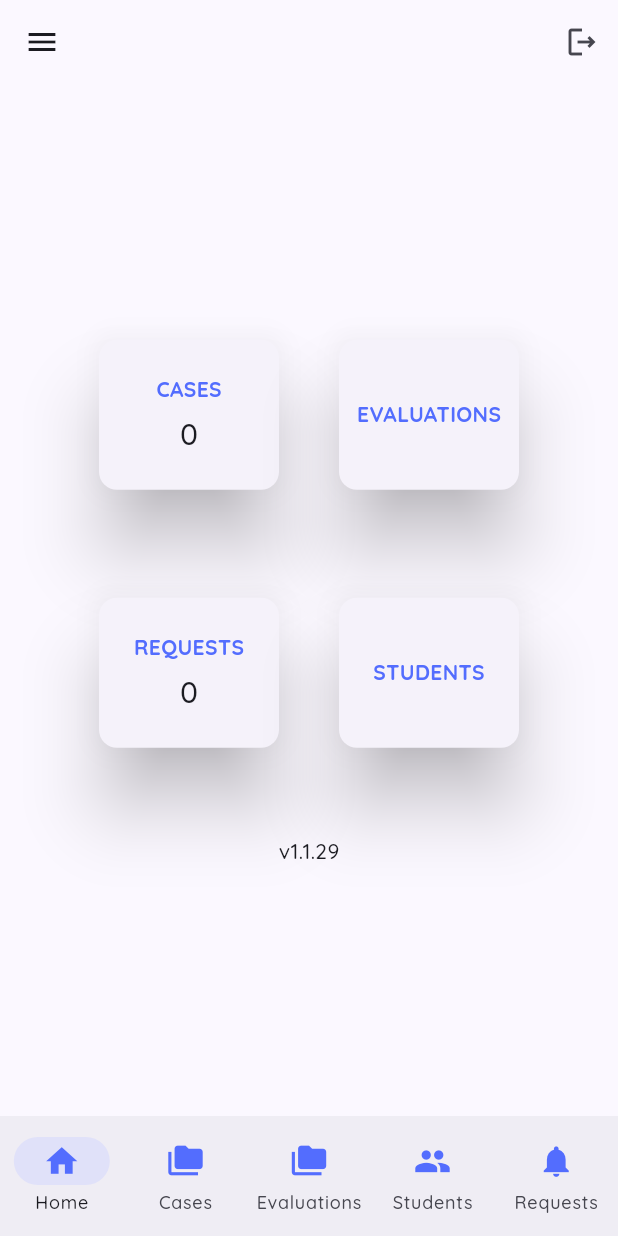
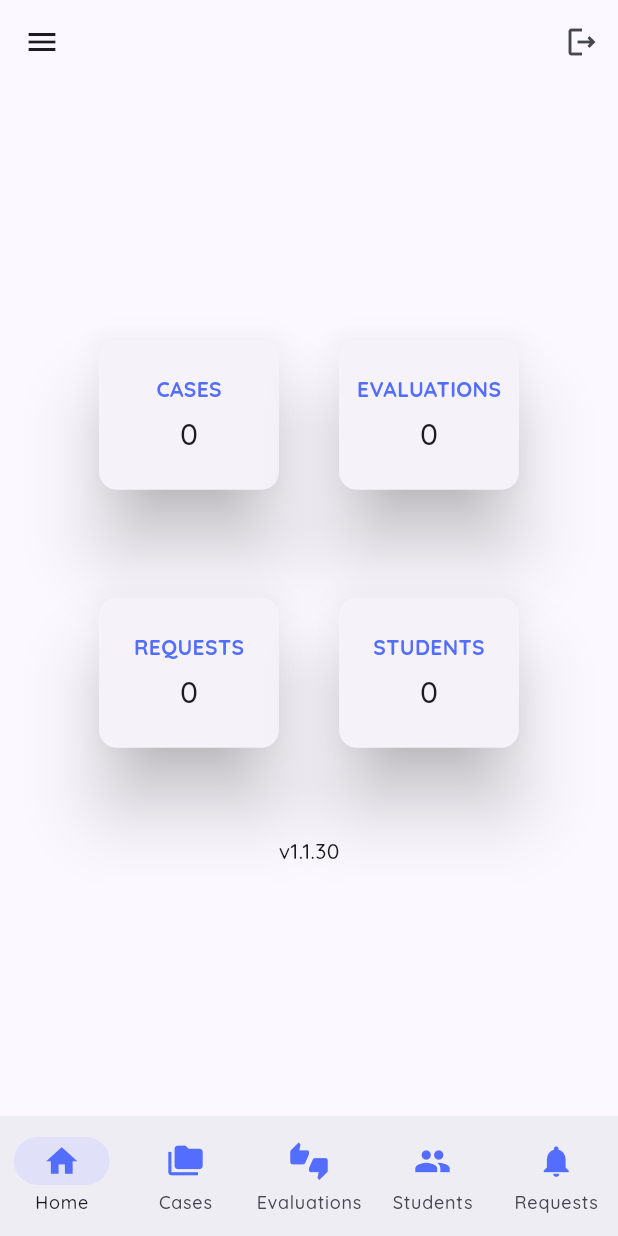
Before and after one commit to johninquest/smapp, a Flutter app: the HomePage screen opened directly, on a phone screen of 412 x 824 dp. Run offline on Flutter 3.47's test engine with Material 2 defaults, Android fonts, the phone set to English and light mode, and no system bars; our stand-ins replace package_info_plus, shared_preferences, supabase_flutter; accounts and stored records are empty.

Commit message:
a few minor improvements

```diff
--- a/lib/pages/bottom_nav_bar.dart
+++ b/lib/pages/bottom_nav_bar.dart
@@ -46,7 +46,7 @@ class _BottomNavBarState extends State<BottomNavBar> {
             label: 'Cases'),
         NavigationDestination(
             icon: Icon(
-              Icons.folder_copy,
+              Icons.thumbs_up_down,
               color: primaryColor,
               size: 25.0,
             ),
--- a/lib/pages/home.dart
+++ b/lib/pages/home.dart
@@ -17,6 +17,7 @@ class HomePage extends StatelessWidget {
 
   @override
   Widget build(BuildContext context) {
+    SupabaseService().tableSize('students');
     return Scaffold(
       appBar: AppBar(
         title: const Text(''),
@@ -79,7 +80,9 @@ class _HomeDashBoardState extends State<HomeDashBoard> {
                         SizedBox(
                           height: 5.0,
                         ),
-                        CasesTableSize()
+                        TableSize(
+                          tableName: 'cases',
+                        )
                       ],
                     )),
               ),
@@ -94,10 +97,21 @@ class _HomeDashBoardState extends State<HomeDashBoard> {
                     padding: const EdgeInsets.all(3.0),
                     height: 100,
                     width: 120,
-                    child: Text(
-                      'evaluations'.toUpperCase(),
-                      style: const TextStyle(
-                          color: primaryColor, fontWeight: FontWeight.bold),
+                    child: Column(
+                      mainAxisAlignment: MainAxisAlignment.center,
+                      children: const [
+                        Text(
+                          'EVALUATIONS',
+                          style: TextStyle(
+                              color: primaryColor, fontWeight: FontWeight.bold),
+                        ),
+                        SizedBox(
+                          height: 5.0,
+                        ),
+                        TableSize(
+                          tableName: 'evaluations',
+                        )
+                      ],
                     )),
               ),
             ),
@@ -113,16 +127,18 @@ class _HomeDashBoardState extends State<HomeDashBoard> {
                     width: 120,
                     child: Column(
                       mainAxisAlignment: MainAxisAlignment.center,
-                      children: [
+                      children: const [
                         Text(
-                          'Requests'.toUpperCase(),
-                          style: const TextStyle(
+                          'REQUESTS',
+                          style: TextStyle(
                               color: primaryColor, fontWeight: FontWeight.bold),
                         ),
-                        const SizedBox(
+                        SizedBox(
                           height: 5.0,
                         ),
-                        const RequestTableSize()
+                        TableSize(
+                          tableName: 'requests',
+                        )
                       ],
                     )),
               ),
@@ -136,10 +152,21 @@ class _HomeDashBoardState extends State<HomeDashBoard> {
                     alignment: Alignment.center,
                     height: 100,
                     width: 120,
-                    child: Text(
-                      'Students'.toUpperCase(),
-                      style: const TextStyle(
-                          color: primaryColor, fontWeight: FontWeight.bold),
+                    child: Column(
+                      mainAxisAlignment: MainAxisAlignment.center,
+                      children: const [
+                        Text(
+                          'STUDENTS',
+                          style: TextStyle(
+                              color: primaryColor, fontWeight: FontWeight.bold),
+                        ),
+                        SizedBox(
+                          height: 5.0,
+                        ),
+                        TableSize(
+                          tableName: 'students',
+                        )
+                      ],
                     )),
               ),
             ),
@@ -154,12 +181,13 @@ class _HomeDashBoardState extends State<HomeDashBoard> {
   }
 }
 
-class RequestTableSize extends StatelessWidget {
-  const RequestTableSize({super.key});
+class TableSize extends StatelessWidget {
+  final String tableName;
+  const TableSize({super.key, required this.tableName});
 
   @override
   Widget build(BuildContext context) {
-    final reqData = SupabaseService().fetchData('requests');
+    final reqData = SupabaseService().fetchData(tableName);
     return FutureBuilder(
       future: reqData,
       builder: ((context, snapshot) {
@@ -169,14 +197,16 @@ class RequestTableSize extends StatelessWidget {
           );
         }
         if (snapshot.hasError) {
-          return const Center(
-            child: Text('An error occured!'),
+          return Container(
+            padding: const EdgeInsets.all(3.0),
+            child: const Center(
+              child: Text('An error occured!'),
+            ),
           );
         }
         if (snapshot.hasData) {
           List<dynamic> sbData = snapshot.data as List;
           int? rowCount = sbData.length;
-          // return TableOfContactRequests(tableData: sbData);
           return Text(
             '$rowCount',
             style: const TextStyle(fontSize: 20.0),
@@ -190,40 +220,3 @@ class RequestTableSize extends StatelessWidget {
     );
   }
 }
-
-class CasesTableSize extends StatelessWidget {
-  const CasesTableSize({super.key});
-
-  @override
-  Widget build(BuildContext context) {
-    final reqData = SupabaseService().fetchData('cases');
-    return FutureBuilder(
-      future: reqData,
-      builder: ((context, snapshot) {
-        if (snapshot.connectionState != ConnectionState.done) {
-          return const Center(
-            child: CircularProgressIndicator(),
-          );
-        }
-        if (snapshot.hasError) {
-          return const Center(
-            child: Text('An error occured!'),
-          );
-        }
-        if (snapshot.hasData) {
-          List<dynamic> sbData = snapshot.data as List;
-          int? rowCount = sbData.length;
-          // return TableOfContactRequests(tableData: sbData);
-          return Text(
-            '$rowCount',
-            style: const TextStyle(fontSize: 20.0),
-          );
-        } else {
-          return const Center(
-            child: CircularProgressIndicator(),
-          );
-        }
-      }),
-    );
-  }
-}
--- a/lib/utils/date_time_helper.dart
+++ b/lib/utils/date_time_helper.dart
@@ -1,7 +1,5 @@
-import 'package:flutter/material.dart';
 import 'package:intl/intl.dart';
 import 'package:intl/date_symbol_data_local.dart';
-import 'dart:developer';
 
 class DateTimeHelper {
   timestampForDB(DateTime dt) {
@@ -20,6 +18,7 @@ class DateTimeHelper {
 
   ageFromDateStr(String? storedDate) {
     if (storedDate != null && storedDate != '') {
+      /* log('Stored date => $storedDate'); */
       DateTime parsedDateTime = DateTime.parse(storedDate);
       DateTime currentDateTime = DateTime.now();
       int diffInDays = currentDateTime.difference(parsedDateTime).inDays;
--- a/pubspec.yaml
+++ b/pubspec.yaml
@@ -15,7 +15,7 @@ publish_to: "none" # Remove this line if you wish to publish to pub.dev
 # In iOS, build-name is used as CFBundleShortVersionString while build-number used as CFBundleVersion.
 # Read more about iOS versioning at
 # https://developer.apple.com/library/archive/documentation/General/Reference/InfoPlistKeyReference/Articles/CoreFoundationKeys.html
-version: 1.1.29+1
+version: 1.1.30+1
 
 environment:
   sdk: ">=2.17.6 <3.0.0"
```
Also changed, not shown: lib/pages/cases/add_case.dart (+4 -3 lines), lib/pages/cases/update_case.dart (+9 -5 lines), lib/pages/evaluations/add_evaluation.dart (+31 -2 lines), lib/utils/web.dart (+8 -4 lines).
